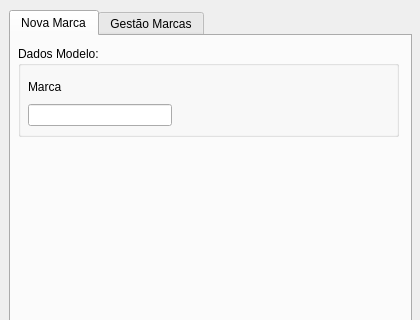
ustop0/TCC, file frm_gestaomarcas.ui: the form before one commit; both pictures show x 0 to 420 and y 0 to 320 of the 420 by 477 pixel window.
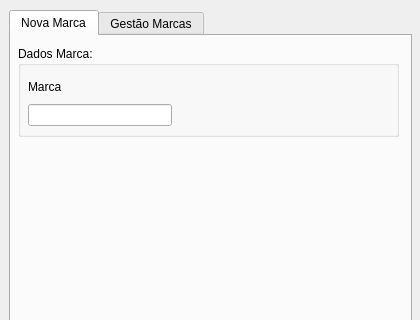
The form after the commit. The open tabs and pages were chosen to show the change.

```diff
--- a/frm_gestaomarcas.ui
+++ b/frm_gestaomarcas.ui
@@ -39,7 +39,7 @@
       </rect>
      </property>
      <property name="title">
-      <string>Dados Modelo:</string>
+      <string>Dados Marca:</string>
      </property>
      <widget class="QWidget" name="layoutWidget">
       <property name="geometry">
```
Left out of the diff: 2 changed lines with no effect on the pictures.
